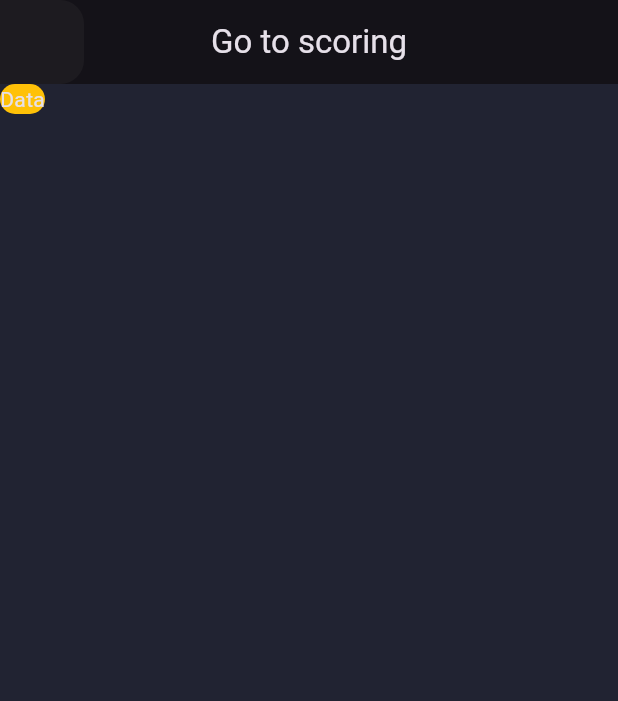
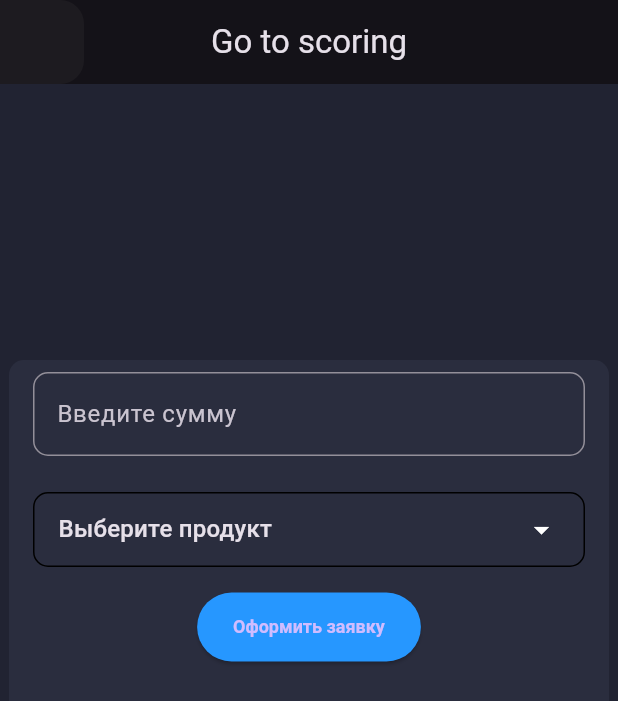
Before and after one commit to kimuramma/broker_desk, a Flutter app: the DashboardScreen screen opened directly, after a tap on "Новая заявка", on a phone screen of 412 x 824 dp. Shown: the top 701 px of the screen. Run offline on Flutter 3.47's test engine with Material 3 defaults, Android fonts, the light colour scheme and no system bars; our stand-ins replace flutter_svg, pie_chart.

Commit message:
add apply page

```diff
--- a/lib/presentation/pages/apply_lead_page/apply_lead_page.dart
+++ b/lib/presentation/pages/apply_lead_page/apply_lead_page.dart
@@ -1,3 +1,7 @@
+import 'package:broker_desk/constants.dart';
+import 'package:broker_desk/core/configs/theme/app_colors.dart';
+import 'package:broker_desk/presentation/widgets/app_button.dart';
+import 'package:broker_desk/presentation/widgets/text_field_widget.dart';
 import 'package:flutter/material.dart';
 
 class ApplyLeadPage extends StatefulWidget {
@@ -8,6 +12,19 @@ class ApplyLeadPage extends StatefulWidget {
 }
 
 class _ApplyLeadPageState extends State<ApplyLeadPage> {
+  final products = [
+    'Выберите продукт',
+    'Рассрочка на 3 мес',
+    'Рассрочка на 6 мес',
+    'Рассрочка на 12 мес',
+  ];
+  String? value;
+  @override
+  void initState() {
+    super.initState();
+    value = products[0];
+  }
+
   @override
   Widget build(BuildContext context) {
     return Scaffold(
@@ -16,13 +33,46 @@ class _ApplyLeadPageState extends State<ApplyLeadPage> {
         title: Text('Go to scoring'),
         centerTitle: true,
       ),
-      body: Container(
-        decoration: BoxDecoration(
-          color: Colors.amber,
-          borderRadius: BorderRadius.circular(10),
+      body: Center(
+        child: Container(
+          width: 400,
+          height: 400,
+          decoration: BoxDecoration(
+            color: AppColors.secondaryColor,
+            borderRadius: BorderRadius.circular(10),
+          ),
+          child: Column(
+            children: [
+              TextFieldWidget(labelText: 'Введите сумму'),
+              Container(
+                margin: EdgeInsets.all(defaultPadding),
+                padding: EdgeInsets.symmetric(horizontal: defaultPadding),
+                decoration: BoxDecoration(
+                  borderRadius: BorderRadius.circular(10),
+                  border: Border.all(),
+                ),
+                child: DropdownButtonHideUnderline(
+                  child: DropdownButton(
+                    value: value,
+                    icon: Icon(Icons.arrow_drop_down, color: Colors.white),
+                    iconSize: 24,
+                    isExpanded: true,
+                    items: products.map(buildMenuProducts).toList(),
+                    onChanged:
+                        (value) => setState(() {
+                          this.value = value;
+                        }),
+                  ),
+                ),
+              ),
+              AppButton(labelText: 'Оформить заявку'),
+            ],
+          ),
         ),
-        child: Text('Data'),
       ),
     );
   }
+
+  DropdownMenuItem buildMenuProducts(String products) =>
+      DropdownMenuItem(value: products, child: Text(products));
 }
--- a/lib/presentation/pages/auth_page/auth_page.dart
+++ b/lib/presentation/pages/auth_page/auth_page.dart
@@ -1,5 +1,5 @@
 import 'package:broker_desk/constants.dart';
-import 'package:broker_desk/presentation/pages/auth_page/widgets/text_field_widget.dart';
+import 'package:broker_desk/presentation/widgets/text_field_widget.dart';
 import 'package:broker_desk/presentation/pages/orders_page/main_screen.dart';
 import 'package:flutter/material.dart';
 
--- a/lib/presentation/pages/dashboard/widgets/header.dart
+++ b/lib/presentation/pages/dashboard/widgets/header.dart
@@ -1,4 +1,4 @@
-import 'package:broker_desk/presentation/pages/dashboard/widgets/profile_card.dart';
+import 'package:broker_desk/presentation/widgets/profile_card.dart';
 import 'package:flutter/material.dart';
 
 import 'search_field.dart';
--- a/lib/presentation/pages/dashboard/widgets/my_orders.dart
+++ b/lib/presentation/pages/dashboard/widgets/my_orders.dart
@@ -1,5 +1,6 @@
 import 'package:broker_desk/constants.dart';
 import 'package:broker_desk/presentation/pages/apply_lead_page/apply_lead_page.dart';
+import 'package:broker_desk/presentation/widgets/app_button.dart';
 import 'package:flutter/material.dart';
 
 class MyOrders extends StatelessWidget {
@@ -13,24 +14,7 @@ class MyOrders extends StatelessWidget {
           mainAxisAlignment: MainAxisAlignment.spaceBetween,
           children: [
             Text('Мои заявки', style: TextStyle(fontSize: 18)),
-            ElevatedButton.icon(
-              style: TextButton.styleFrom(
-                padding: EdgeInsets.symmetric(
-                  horizontal: defaultPadding * 1.5,
-                  vertical: defaultPadding,
-                ),
-              ),
-              onPressed: () {
-                Navigator.push(
-                  context,
-                  MaterialPageRoute(
-                    builder: (BuildContext context) => ApplyLeadPage(),
-                  ),
-                );
-              },
-              label: Text('Новая заявка', style: TextStyle(fontSize: 12)),
-              icon: Icon(Icons.add),
-            ),
+            AppButton(labelText: 'Новая заявка', icon: Icon(Icons.add)),
           ],
         ),
       ],
--- /dev/null
+++ b/lib/presentation/widgets/app_button.dart
@@ -0,0 +1,29 @@
+import 'package:broker_desk/constants.dart';
+import 'package:broker_desk/presentation/pages/apply_lead_page/apply_lead_page.dart';
+import 'package:flutter/material.dart';
+
+class AppButton extends StatelessWidget {
+  const AppButton({super.key, this.labelText, this.icon});
+  final String? labelText;
+  final Icon? icon;
+
+  @override
+  Widget build(BuildContext context) {
+    return ElevatedButton.icon(
+      style: TextButton.styleFrom(
+        padding: EdgeInsets.symmetric(
+          horizontal: defaultPadding * 1.5,
+          vertical: defaultPadding,
+        ),
+      ),
+      onPressed: () {
+        Navigator.push(
+          context,
+          MaterialPageRoute(builder: (BuildContext context) => ApplyLeadPage()),
+        );
+      },
+      label: Text(labelText!, style: TextStyle(fontSize: 12)),
+      icon: icon,
+    );
+  }
+}
```
Also changed, not shown: lib/presentation/widgets/profile_card.dart (renamed from lib/presentation/pages/dashboard/widgets/profile_card.dart), lib/presentation/widgets/text_field_widget.dart (renamed from lib/presentation/pages/auth_page/widgets/text_field_widget.dart).
